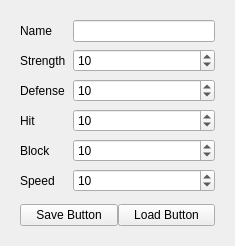
First picture: the form in boxerWidget.ui, repository Dedster2/DedBoxing, before the edit.
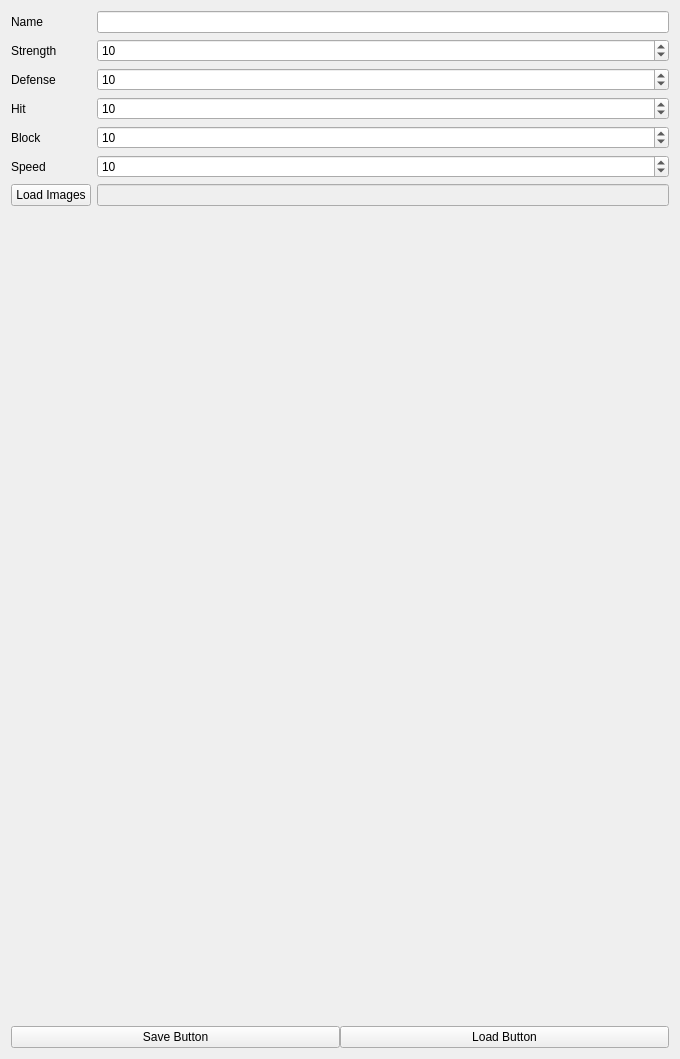
Second picture: the form after the edit.

Commit message:
Image support + Memory leak fixing
/shrug

Diff of the .ui file:
```diff
--- a/boxerWidget.ui
+++ b/boxerWidget.ui
@@ -6,29 +6,14 @@
    <rect>
     <x>0</x>
     <y>0</y>
-    <width>235</width>
-    <height>246</height>
+    <width>680</width>
+    <height>1059</height>
    </rect>
   </property>
   <property name="windowTitle">
    <string>boxerWidget</string>
   </property>
-  <layout class="QVBoxLayout" name="verticalLayout" stretch="20,5">
-   <property name="spacing">
-    <number>7</number>
-   </property>
-   <property name="leftMargin">
-    <number>20</number>
-   </property>
-   <property name="topMargin">
-    <number>20</number>
-   </property>
-   <property name="rightMargin">
-    <number>20</number>
-   </property>
-   <property name="bottomMargin">
-    <number>20</number>
-   </property>
+  <layout class="QVBoxLayout" name="verticalLayout">
    <item>
     <layout class="QFormLayout" name="formLayout">
      <item row="0" column="0">
@@ -138,6 +123,32 @@
        </property>
       </widget>
      </item>
+     <item row="6" column="1">
+      <widget class="QLineEdit" name="leImgFolder">
+       <property name="enabled">
+        <bool>false</bool>
+       </property>
+       <property name="baseSize">
+        <size>
+         <width>0</width>
+         <height>0</height>
+        </size>
+       </property>
+      </widget>
+     </item>
+     <item row="6" column="0">
+      <widget class="QPushButton" name="pbLoadImages">
+       <property name="sizePolicy">
+        <sizepolicy hsizetype="Minimum" vsizetype="Minimum">
+         <horstretch>0</horstretch>
+         <verstretch>0</verstretch>
+        </sizepolicy>
+       </property>
+       <property name="text">
+        <string>Load Images</string>
+       </property>
+      </widget>
+     </item>
     </layout>
    </item>
    <item>
```
Left out of the diff: 29 changed lines with no effect on the pictures. The commit also changes 38 other files.
